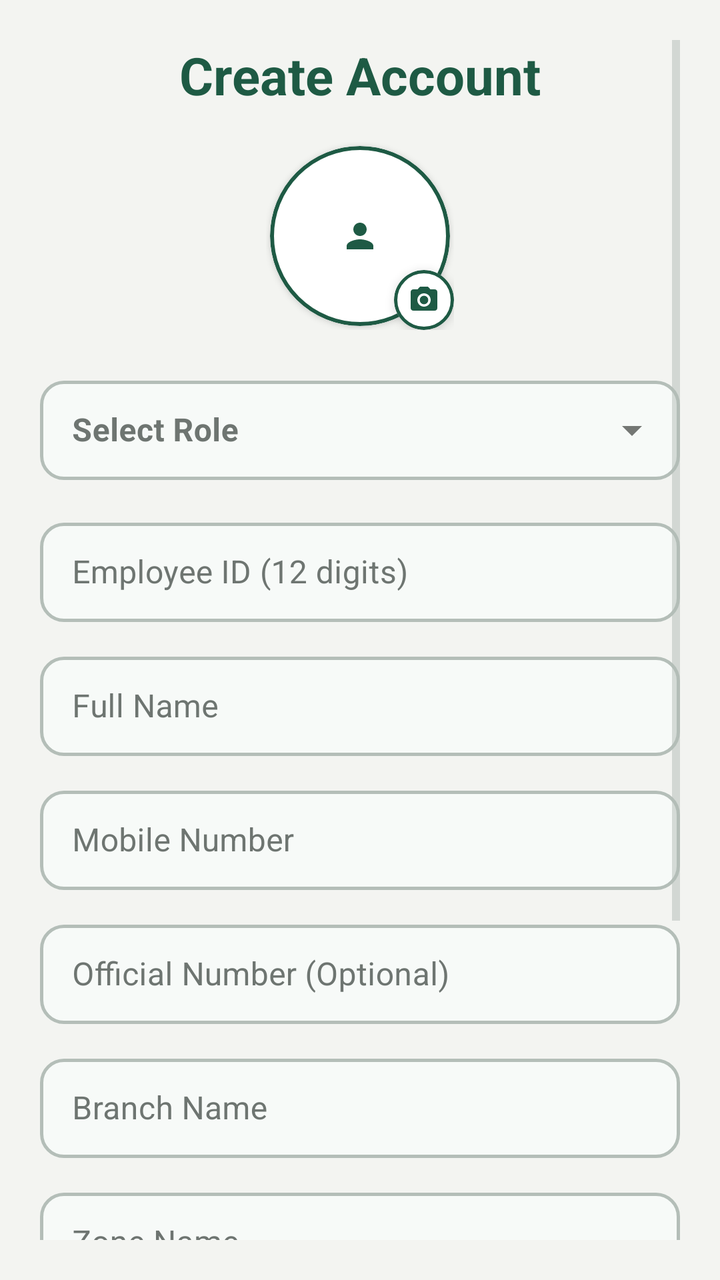
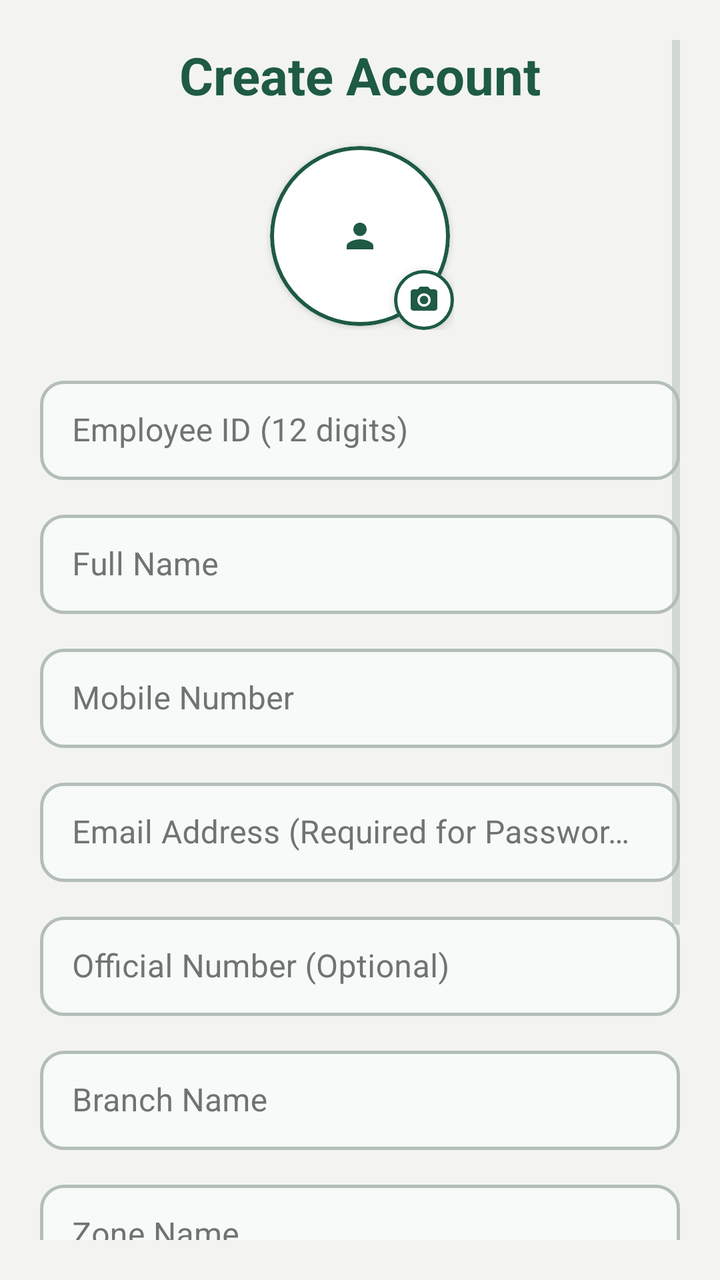

An Android layout rendered at two revisions. The XML below is the earlier revision; the diff shows what the commit changed to produce the second picture.
<!-- AndroidManifest.xml: application theme Theme.PerformanceTracker -->
<!-- res/layout/activity_registration.xml -->
<?xml version="1.0" encoding="utf-8"?>
<ScrollView
     xmlns:android="http://schemas.android.com/apk/res/android"
     xmlns:app="http://schemas.android.com/apk/res-auto"
     android:layout_height="match_parent"
     android:layout_width="match_parent"
     android:background="@color/background"
     android:padding="20dp">

    <LinearLayout
         android:layout_height="wrap_content"
         android:layout_width="match_parent"
         android:orientation="vertical">

        <TextView
             android:layout_height="wrap_content"
             android:layout_width="match_parent"
             android:layout_marginBottom="16dp"
             android:gravity="center"
             android:textSize="26sp"
             android:textColor="@color/primary"
             android:text="Create Account"
             android:textStyle="bold" />

        
        <FrameLayout
            android:layout_width="94dp"
            android:layout_height="94dp"
            android:layout_gravity="center_horizontal"
            android:layout_marginBottom="20dp">

            <com.google.android.material.card.MaterialCardView
                android:id="@+id/cardRegAvatar"
                android:layout_width="90dp"
                android:layout_height="90dp"
                android:layout_gravity="center"
                android:clickable="true"
                android:focusable="true"
                app:cardCornerRadius="45dp"
                app:cardElevation="2dp"
                app:strokeColor="@color/primary"
                app:strokeWidth="2dp">

                <ImageView
                    android:id="@+id/ivRegAvatar"
                    android:layout_width="match_parent"
                    android:layout_height="match_parent"
                    android:background="@color/surface_card"
                    android:scaleType="centerInside"
                    android:src="@drawable/ic_person"
                    app:tint="@color/primary"
                    android:padding="18dp" />
            </com.google.android.material.card.MaterialCardView>

            <com.google.android.material.card.MaterialCardView
                android:id="@+id/cardRegCameraBadge"
                android:layout_width="30dp"
                android:layout_height="30dp"
                android:layout_gravity="bottom|end"
                android:clickable="true"
                android:focusable="true"
                app:cardBackgroundColor="@color/surface"
                app:cardCornerRadius="15dp"
                app:cardElevation="3dp"
                app:strokeColor="@color/primary"
                app:strokeWidth="1.5dp">

                <ImageView
                    android:layout_width="16dp"
                    android:layout_height="16dp"
                    android:layout_gravity="center"
                    android:src="@drawable/ic_camera"
                    app:tint="@color/primary" />
            </com.google.android.material.card.MaterialCardView>

        </FrameLayout>

        <com.google.android.material.textfield.TextInputLayout
             android:layout_height="wrap_content"
             android:layout_width="match_parent"
             android:layout_marginBottom="16dp"
             android:hint="Select Role"
             app:boxBackgroundMode="outline"
             app:boxBackgroundColor="@color/input_background"
             app:boxStrokeColor="@color/box_stroke_selector"
             app:boxStrokeWidth="1.5dp"
             app:boxStrokeWidthFocused="2dp"
             app:hintTextColor="@color/primary"
             android:textColorHint="@color/text_secondary"
             app:boxCornerRadiusBottomEnd="12dp"
             app:boxCornerRadiusBottomStart="12dp"
             app:boxCornerRadiusTopEnd="12dp"
             app:boxCornerRadiusTopStart="12dp"
             style="@style/Widget.MaterialComponents.TextInputLayout.OutlinedBox.ExposedDropdownMenu">

            <AutoCompleteTextView
                 android:layout_height="wrap_content"
                 android:layout_width="match_parent"
                 android:textColor="@color/text_primary"
                 android:paddingVertical="14dp"
                 android:inputType="none"
                 android:id="@+id/autoCompleteRole"
                 android:textStyle="bold" />

        </com.google.android.material.textfield.TextInputLayout>

        <com.google.android.material.textfield.TextInputLayout
             android:layout_height="wrap_content"
             android:layout_width="match_parent"
             android:layout_marginBottom="12dp"
             android:hint="Employee ID (12 digits)"
             app:boxBackgroundMode="outline"
             app:boxBackgroundColor="@color/input_background"
             app:boxStrokeColor="@color/box_stroke_selector"
             app:boxStrokeWidth="1.5dp"
             app:boxStrokeWidthFocused="2dp"
             app:hintTextColor="@color/primary"
             android:textColorHint="@color/text_secondary"
             app:boxCornerRadiusBottomEnd="12dp"
             app:boxCornerRadiusBottomStart="12dp"
             app:boxCornerRadiusTopEnd="12dp"
             app:boxCornerRadiusTopStart="12dp"
             style="@style/Widget.MaterialComponents.TextInputLayout.OutlinedBox">

            <com.google.android.material.textfield.TextInputEditText
                 android:layout_height="wrap_content"
                 android:layout_width="match_parent"
                 android:maxLength="12"
                 android:inputType="number"
                 android:paddingVertical="14dp"
                 android:textColor="@color/text_primary"
                 android:textColorHint="@color/text_secondary"
                 android:id="@+id/etRegId" />

        </com.google.android.material.textfield.TextInputLayout>

        <com.google.android.material.textfield.TextInputLayout
             android:layout_height="wrap_content"
             android:layout_width="match_parent"
             android:layout_marginBottom="12dp"
             android:hint="Full Name"
             app:boxBackgroundMode="outline"
             app:boxBackgroundColor="@color/input_background"
             app:boxStrokeColor="@color/box_stroke_selector"
             app:boxStrokeWidth="1.5dp"
             app:boxStrokeWidthFocused="2dp"
             app:hintTextColor="@color/primary"
             android:textColorHint="@color/text_secondary"
             app:boxCornerRadiusBottomEnd="12dp"
             app:boxCornerRadiusBottomStart="12dp"
             app:boxCornerRadiusTopEnd="12dp"
             app:boxCornerRadiusTopStart="12dp"
             style="@style/Widget.MaterialComponents.TextInputLayout.OutlinedBox">

            <com.google.android.material.textfield.TextInputEditText
                 android:layout_height="wrap_content"
                 android:layout_width="match_parent"
                 android:inputType="textPersonName"
                 android:paddingVertical="14dp"
                 android:textColor="@color/text_primary"
                 android:textColorHint="@color/text_secondary"
                 android:id="@+id/etRegName" />

        </com.google.android.material.textfield.TextInputLayout>

        <com.google.android.material.textfield.TextInputLayout
             android:layout_height="wrap_content"
             android:layout_width="match_parent"
             android:layout_marginBottom="12dp"
             android:hint="Mobile Number"
             app:boxBackgroundMode="outline"
             app:boxBackgroundColor="@color/input_background"
             app:boxStrokeColor="@color/box_stroke_selector"
             app:boxStrokeWidth="1.5dp"
             app:boxStrokeWidthFocused="2dp"
             app:hintTextColor="@color/primary"
             android:textColorHint="@color/text_secondary"
             app:boxCornerRadiusBottomEnd="12dp"
             app:boxCornerRadiusBottomStart="12dp"
             app:boxCornerRadiusTopEnd="12dp"
             app:boxCornerRadiusTopStart="12dp"
             style="@style/Widget.MaterialComponents.TextInputLayout.OutlinedBox">

            <com.google.android.material.textfield.TextInputEditText
                 android:layout_height="wrap_content"
                 android:layout_width="match_parent"
                 android:inputType="phone"
                 android:paddingVertical="14dp"
                 android:textColor="@color/text_primary"
                 android:textColorHint="@color/text_secondary"
                 android:id="@+id/etMobile" />

        </com.google.android.material.textfield.TextInputLayout>

        <com.google.android.material.textfield.TextInputLayout
             android:layout_height="wrap_content"
             android:layout_width="match_parent"
             android:layout_marginBottom="12dp"
             android:hint="Official Number (Optional)"
             app:boxBackgroundMode="outline"
             app:boxBackgroundColor="@color/input_background"
             app:boxStrokeColor="@color/box_stroke_selector"
             app:boxStrokeWidth="1.5dp"
             app:boxStrokeWidthFocused="2dp"
             app:hintTextColor="@color/primary"
             android:textColorHint="@color/text_secondary"
             app:boxCornerRadiusBottomEnd="12dp"
             app:boxCornerRadiusBottomStart="12dp"
             app:boxCornerRadiusTopEnd="12dp"
             app:boxCornerRadiusTopStart="12dp"
             style="@style/Widget.MaterialComponents.TextInputLayout.OutlinedBox">

            <com.google.android.material.textfield.TextInputEditText
                 android:layout_height="wrap_content"
                 android:layout_width="match_parent"
                 android:inputType="phone"
                 android:paddingVertical="14dp"
                 android:textColor="@color/text_primary"
                 android:textColorHint="@color/text_secondary"
                 android:id="@+id/etOfficialNumber" />

        </com.google.android.material.textfield.TextInputLayout>

        <LinearLayout
             android:layout_height="wrap_content"
             android:layout_width="match_parent"
             android:orientation="vertical"
             android:id="@+id/layoutUserExtraFields">

            <com.google.android.material.textfield.TextInputLayout
                 android:layout_height="wrap_content"
                 android:layout_width="match_parent"
                 android:layout_marginBottom="12dp"
                 android:hint="Branch Name"
                 app:boxBackgroundMode="outline"
                 app:boxBackgroundColor="@color/input_background"
                 app:boxStrokeColor="@color/box_stroke_selector"
                 app:boxStrokeWidth="1.5dp"
                 app:boxStrokeWidthFocused="2dp"
                 app:hintTextColor="@color/primary"
                 android:textColorHint="@color/text_secondary"
                 app:boxCornerRadiusBottomEnd="12dp"
                 app:boxCornerRadiusBottomStart="12dp"
                 app:boxCornerRadiusTopEnd="12dp"
                 app:boxCornerRadiusTopStart="12dp"
                 style="@style/Widget.MaterialComponents.TextInputLayout.OutlinedBox">

                <com.google.android.material.textfield.TextInputEditText
                     android:layout_height="wrap_content"
                     android:layout_width="match_parent"
                     android:inputType="text"
                     android:paddingVertical="14dp"
                     android:textColor="@color/text_primary"
                     android:textColorHint="@color/text_secondary"
                     android:id="@+id/etRegBranch" />

            </com.google.android.material.textfield.TextInputLayout>

            <com.google.android.material.textfield.TextInputLayout
                 android:layout_height="wrap_content"
                 android:layout_width="match_parent"
                 android:layout_marginBottom="12dp"
                 android:hint="Zone Name"
                 app:boxBackgroundMode="outline"
                 app:boxBackgroundColor="@color/input_background"
                 app:boxStrokeColor="@color/box_stroke_selector"
                 app:boxStrokeWidth="1.5dp"
                 app:boxStrokeWidthFocused="2dp"
                 app:hintTextColor="@color/primary"
                 android:textColorHint="@color/text_secondary"
                 app:boxCornerRadiusBottomEnd="12dp"
                 app:boxCornerRadiusBottomStart="12dp"
                 app:boxCornerRadiusTopEnd="12dp"
                 app:boxCornerRadiusTopStart="12dp"
                 style="@style/Widget.MaterialComponents.TextInputLayout.OutlinedBox">

                <com.google.android.material.textfield.TextInputEditText
                     android:layout_height="wrap_content"
                     android:layout_width="match_parent"
                     android:inputType="text"
                     android:paddingVertical="14dp"
                     android:textColor="@color/text_primary"
                     android:textColorHint="@color/text_secondary"
                     android:id="@+id/etRegZone" />

            </com.google.android.material.textfield.TextInputLayout>

            <com.google.android.material.textfield.TextInputLayout
                 android:layout_height="wrap_content"
                 android:layout_width="match_parent"
                 android:layout_marginBottom="12dp"
                 android:hint="Select Sales Manager"
                 app:boxBackgroundMode="outline"
                 app:boxBackgroundColor="@color/input_background"
                 app:boxStrokeColor="@color/box_stroke_selector"
                 app:boxStrokeWidth="1.5dp"
                 app:boxStrokeWidthFocused="2dp"
                 app:hintTextColor="@color/primary"
                 android:textColorHint="@color/text_secondary"
                 app:boxCornerRadiusBottomEnd="12dp"
                 app:boxCornerRadiusBottomStart="12dp"
                 app:boxCornerRadiusTopEnd="12dp"
                 app:boxCornerRadiusTopStart="12dp"
                 style="@style/Widget.MaterialComponents.TextInputLayout.OutlinedBox.ExposedDropdownMenu">

                <AutoCompleteTextView
                     android:layout_height="wrap_content"
                     android:layout_width="match_parent"
                     android:inputType="text"
                     android:paddingVertical="14dp"
                     android:textColor="@color/text_primary"
                     android:textColorHint="@color/text_secondary"
                     android:id="@+id/etRegManager" />

            </com.google.android.material.textfield.TextInputLayout>

        </LinearLayout>

        <com.google.android.material.textfield.TextInputLayout
             android:layout_height="wrap_content"
             android:layout_width="match_parent"
             android:layout_marginBottom="24dp"
             android:hint="Set Password (Min 6 chars)"
             app:boxBackgroundMode="outline"
             app:boxBackgroundColor="@color/input_background"
             app:boxStrokeColor="@color/box_stroke_selector"
             app:boxStrokeWidth="1.5dp"
             app:boxStrokeWidthFocused="2dp"
             app:hintTextColor="@color/primary"
             android:textColorHint="@color/text_secondary"
             app:passwordToggleEnabled="true"
             app:passwordToggleTint="@color/primary"
             app:boxCornerRadiusBottomEnd="12dp"
             app:boxCornerRadiusBottomStart="12dp"
             app:boxCornerRadiusTopEnd="12dp"
             app:boxCornerRadiusTopStart="12dp"
             style="@style/Widget.MaterialComponents.TextInputLayout.OutlinedBox">

            <com.google.android.material.textfield.TextInputEditText
                 android:layout_height="wrap_content"
                 android:layout_width="match_parent"
                 android:inputType="textPassword"
                 android:paddingVertical="14dp"
                 android:textColor="@color/text_primary"
                 android:textColorHint="@color/text_secondary"
                 android:id="@+id/etRegPassword" />

        </com.google.android.material.textfield.TextInputLayout>

        <com.google.android.material.button.MaterialButton
             android:layout_height="52dp"
             android:layout_width="match_parent"
             android:layout_marginBottom="16dp"
             app:backgroundTint="@color/primary"
             android:textColor="#FFFFFF"
             android:textSize="16sp"
             app:cornerRadius="14dp"
             app:elevation="0dp"
             android:id="@+id/btnCompleteReg"
             android:text="REGISTER &amp; LOGIN"
             android:textStyle="bold" />

    </LinearLayout>

</ScrollView>
<!-- resources referenced by this layout -->
<resources>
  <color name="background">#F3F4F1</color>
  <color name="input_background">#F7FAF8</color>
  <color name="primary">#1E5A44</color>
  <color name="surface">#FFFFFF</color>
  <color name="surface_card">#FFFFFF</color>
  <color name="text_primary">#1C1F1D</color>
  <color name="text_secondary">#6E7571</color>
  <!-- drawable ic_camera (drawable) -->
  <vector xmlns:android="http://schemas.android.com/apk/res/android"
      android:width="24dp"
      android:height="24dp"
      android:viewportWidth="24"
      android:viewportHeight="24">
    <path
        android:fillColor="#FF000000"
        android:pathData="M12,12m-3.2,0a3.2,3.2 0,1 1,6.4 0a3.2,3.2 0,1 1,-6.4 0"/>
    <path
        android:fillColor="#FF000000"
        android:pathData="M9,2L7.17,4H4c-1.1,0 -2,0.9 -2,2v12c0,1.1 0.9,2 2,2h16c1.1,0 2,-0.9 2,-2V6c0,-1.1 -0.9,-2 -2,-2h-3.17L15,2H9zm3,15c-2.76,0 -5,-2.24 -5,-5s2.24,-5 5,-5 5,2.24 5,5 -2.24,5 -5,5z"/>
  </vector>
  <!-- drawable ic_person (drawable) -->
  <vector xmlns:android="http://schemas.android.com/apk/res/android"
      android:width="20dp"
      android:height="20dp"
      android:viewportWidth="24"
      android:viewportHeight="24">
    <path
        android:fillColor="@color/primary"
        android:pathData="M12,12c2.21,0 4,-1.79 4,-4s-1.79,-4 -4,-4 -4,1.79 -4,4 1.79,4 4,4zM12,14c-2.67,0 -8,1.34 -8,4v2h16v-2c0,-2.66 -5.33,-4 -8,-4z"/>
  </vector>
  <style name="Theme.PerformanceTracker" parent="Theme.MaterialComponents.Light.NoActionBar">
          <item name="colorPrimary">@color/primary</item>
          <item name="colorPrimaryVariant">@color/primary_dark</item>
          <item name="colorOnPrimary">@color/white</item>
          <item name="android:statusBarColor">@color/background</item>
          <item name="android:windowLightStatusBar">true</item>
          <item name="android:windowBackground">@color/background</item>
          <item name="colorSecondary">@color/secondary</item>
          <item name="colorSurface">@color/surface</item>
          <item name="colorOnSurface">@color/text_primary</item>
          <item name="colorControlNormal">@color/input_stroke_unfocused</item>
          <item name="colorControlActivated">@color/primary</item>
          <item name="android:textColorHint">@color/text_secondary</item>
          <item name="textInputStyle">@style/CustomOutlinedBox</item>
      </style>
  <color name="primary_dark">#154333</color>
  <color name="white">#FFFFFF</color>
  <color name="secondary">#256650</color>
  <color name="input_stroke_unfocused">#B4BEB8</color>
  <style name="CustomOutlinedBox" parent="Widget.MaterialComponents.TextInputLayout.OutlinedBox">
          <item name="boxStrokeColor">@color/box_stroke_selector</item>
          <item name="boxStrokeWidth">1.5dp</item>
          <item name="boxStrokeWidthFocused">2dp</item>
          <item name="boxBackgroundColor">@color/input_background</item>
          <item name="hintTextColor">@color/primary</item>
          <item name="android:textColorHint">@color/text_secondary</item>
          <item name="boxCornerRadiusTopStart">12dp</item>
          <item name="boxCornerRadiusTopEnd">12dp</item>
          <item name="boxCornerRadiusBottomStart">12dp</item>
          <item name="boxCornerRadiusBottomEnd">12dp</item>
      </style>
</resources>

<!-- the commit's change to res/layout/activity_registration.xml (unified diff, before → after) -->
@@ -78,35 +78,6 @@
         <com.google.android.material.textfield.TextInputLayout
              android:layout_height="wrap_content"
              android:layout_width="match_parent"
-             android:layout_marginBottom="16dp"
-             android:hint="Select Role"
-             app:boxBackgroundMode="outline"
-             app:boxBackgroundColor="@color/input_background"
-             app:boxStrokeColor="@color/box_stroke_selector"
-             app:boxStrokeWidth="1.5dp"
-             app:boxStrokeWidthFocused="2dp"
-             app:hintTextColor="@color/primary"
-             android:textColorHint="@color/text_secondary"
-             app:boxCornerRadiusBottomEnd="12dp"
-             app:boxCornerRadiusBottomStart="12dp"
-             app:boxCornerRadiusTopEnd="12dp"
-             app:boxCornerRadiusTopStart="12dp"
-             style="@style/Widget.MaterialComponents.TextInputLayout.OutlinedBox.ExposedDropdownMenu">
-
-            <AutoCompleteTextView
-                 android:layout_height="wrap_content"
-                 android:layout_width="match_parent"
-                 android:textColor="@color/text_primary"
-                 android:paddingVertical="14dp"
-                 android:inputType="none"
-                 android:id="@+id/autoCompleteRole"
-                 android:textStyle="bold" />
-
-        </com.google.android.material.textfield.TextInputLayout>
-
-        <com.google.android.material.textfield.TextInputLayout
-             android:layout_height="wrap_content"
-             android:layout_width="match_parent"
              android:layout_marginBottom="12dp"
              android:hint="Employee ID (12 digits)"
              app:boxBackgroundMode="outline"
@@ -189,6 +160,35 @@
                  android:textColor="@color/text_primary"
                  android:textColorHint="@color/text_secondary"
                  android:id="@+id/etMobile" />
+
+        </com.google.android.material.textfield.TextInputLayout>
+
+        <com.google.android.material.textfield.TextInputLayout
+             android:layout_height="wrap_content"
+             android:layout_width="match_parent"
+             android:layout_marginBottom="12dp"
+             android:hint="Email Address (Required for Password Recovery)"
+             app:boxBackgroundMode="outline"
+             app:boxBackgroundColor="@color/input_background"
+             app:boxStrokeColor="@color/box_stroke_selector"
+             app:boxStrokeWidth="1.5dp"
+             app:boxStrokeWidthFocused="2dp"
+             app:hintTextColor="@color/primary"
+             android:textColorHint="@color/text_secondary"
+             app:boxCornerRadiusBottomEnd="12dp"
+             app:boxCornerRadiusBottomStart="12dp"
+             app:boxCornerRadiusTopEnd="12dp"
+             app:boxCornerRadiusTopStart="12dp"
+             style="@style/Widget.MaterialComponents.TextInputLayout.OutlinedBox">
+
+            <com.google.android.material.textfield.TextInputEditText
+                 android:layout_height="wrap_content"
+                 android:layout_width="match_parent"
+                 android:inputType="textEmailAddress"
+                 android:paddingVertical="14dp"
+                 android:textColor="@color/text_primary"
+                 android:textColorHint="@color/text_secondary"
+                 android:id="@+id/etRegEmail" />
 
         </com.google.android.material.textfield.TextInputLayout>
 
